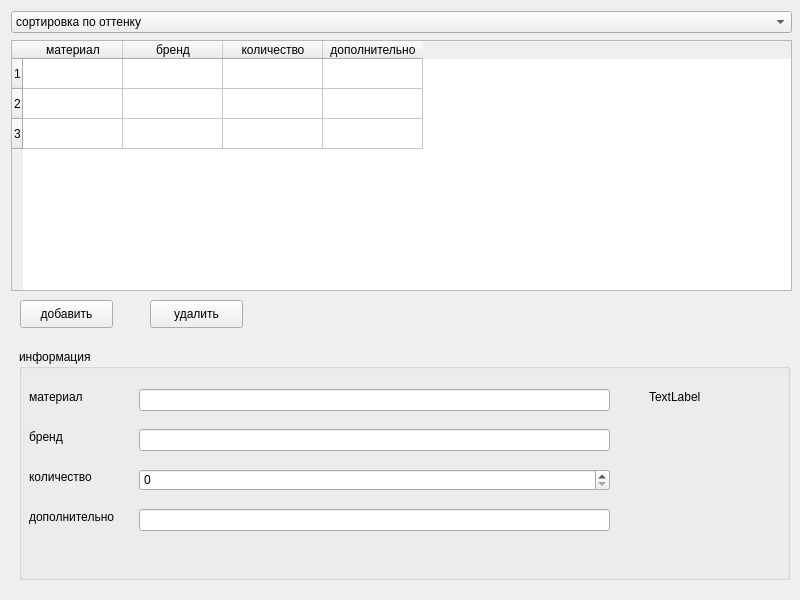
Above: ui_main.ui from viktoriaa27/practice2026 before the change. Below: the same form after it.
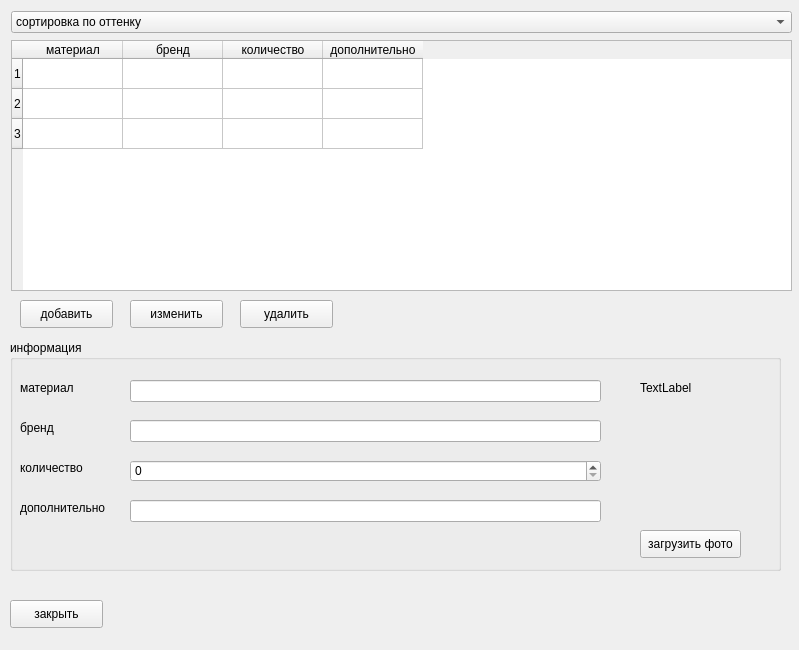
That is the form after the change.

Commit message: добавлены изменения в дизайн

```diff
--- a/ui_main.ui
+++ b/ui_main.ui
@@ -6,8 +6,8 @@
    <rect>
     <x>0</x>
     <y>0</y>
-    <width>800</width>
-    <height>600</height>
+    <width>799</width>
+    <height>650</height>
    </rect>
   </property>
   <property name="windowTitle">
@@ -87,8 +87,8 @@
    <widget class="QGroupBox" name="groupBox">
     <property name="geometry">
      <rect>
-      <x>19</x>
-      <y>349</y>
+      <x>10</x>
+      <y>340</y>
       <width>771</width>
       <height>231</height>
      </rect>
@@ -211,6 +211,19 @@
       <string>TextLabel</string>
      </property>
     </widget>
+    <widget class="QPushButton" name="pushButton_3">
+     <property name="geometry">
+      <rect>
+       <x>630</x>
+       <y>190</y>
+       <width>101</width>
+       <height>28</height>
+      </rect>
+     </property>
+     <property name="text">
+      <string>загрузить фото</string>
+     </property>
+    </widget>
    </widget>
    <widget class="QPushButton" name="pushButton">
     <property name="geometry">
@@ -228,7 +241,7 @@
    <widget class="QPushButton" name="pushButton_2">
     <property name="geometry">
      <rect>
-      <x>150</x>
+      <x>240</x>
       <y>300</y>
       <width>93</width>
       <height>28</height>
@@ -238,6 +251,32 @@
      <string>удалить</string>
     </property>
    </widget>
+   <widget class="QPushButton" name="pushButton_4">
+    <property name="geometry">
+     <rect>
+      <x>10</x>
+      <y>600</y>
+      <width>93</width>
+      <height>28</height>
+     </rect>
+    </property>
+    <property name="text">
+     <string>закрыть</string>
+    </property>
+   </widget>
+   <widget class="QPushButton" name="pushButton_5">
+    <property name="geometry">
+     <rect>
+      <x>130</x>
+      <y>300</y>
+      <width>93</width>
+      <height>28</height>
+     </rect>
+    </property>
+    <property name="text">
+     <string>изменить</string>
+    </property>
+   </widget>
   </widget>
  </widget>
  <resources/>
```
Left out of the diff: 7 changed lines with no effect on the pictures. The commit also changes 1 other file.
